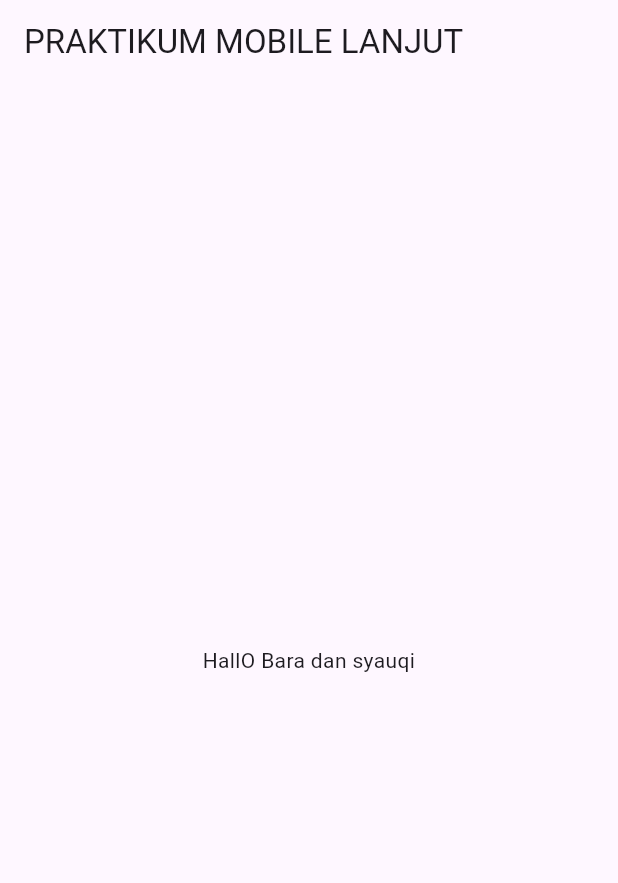
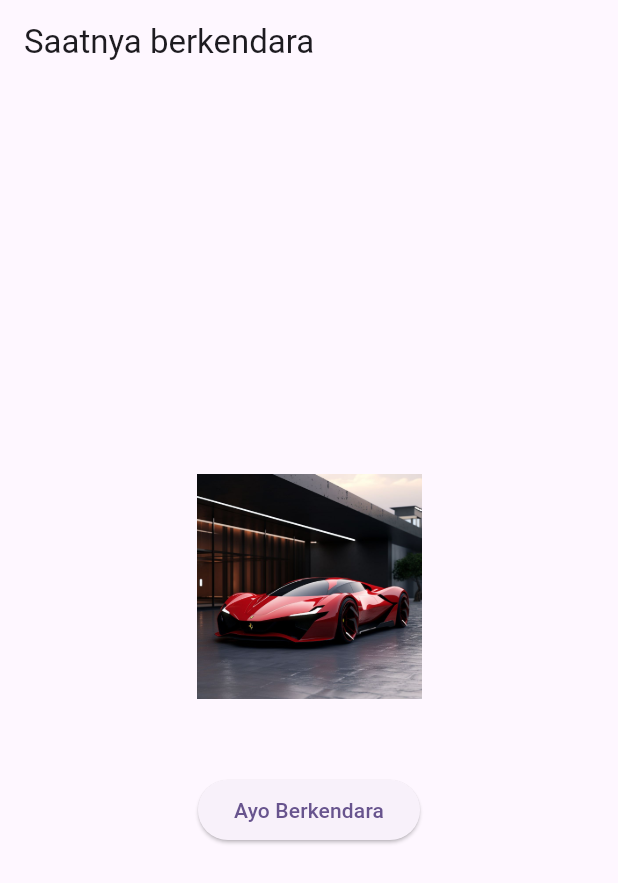
Before and after one commit to panditalasmana/prak-mobilelanjut-2357051021, a Flutter app: the screen it shows after launch, on a phone screen of 412 x 824 dp. Shown: the top 883 px of the screen. Run offline on Flutter 3.47's test engine with Material 3 defaults, Android fonts, the phone set to English and light mode, and no system bars.

Commit message:
Pertemuan 3 : Basic Widget

```diff
--- /dev/null
+++ b/lib/basic_widget.dart
@@ -0,0 +1,31 @@
+import 'package:flutter/material.dart';
+
+class BasicWidget extends StatelessWidget{
+  const BasicWidget({super.key});
+
+  @override
+  Widget build(BuildContext context){
+    return Scaffold(
+      appBar: AppBar(
+        title: const Text('Saatnya berkendara'),
+      ),
+      body: Center(
+        child: Column(
+          mainAxisAlignment: MainAxisAlignment.center,
+          children: [
+            Image.asset(
+              'assets/images/mobil.jpg',
+              width: 150,
+              height: 150,
+            ),
+            const SizedBox(height: 50),
+            ElevatedButton(
+              onPressed: (){},
+              child: const Text('Ayo Berkendara'),
+            ),
+          ],
+        ),
+      ),
+    );
+}
+}
--- a/lib/main.dart
+++ b/lib/main.dart
@@ -1,4 +1,7 @@
 import 'package:flutter/material.dart';
+//import 'package:myapp/column_widget.dart';
+//import 'package:myapp/row_widget.dart';
+import 'package:myapp/basic_widget.dart';
 
 void main() {
   runApp(const MyApp());
@@ -11,22 +14,12 @@ class MyApp extends StatelessWidget {
   @override
   Widget build(BuildContext context) {
     return MaterialApp(
-      title: 'Flutter Demo',
+      title: 'Praktikum Mobile Lanjut',
       theme: ThemeData(
         colorScheme: ColorScheme.fromSeed(seedColor: Colors.deepPurple),
+        useMaterial3: true,
       ), // ThemeData
-      home: Scaffold(
-        appBar: AppBar(
-          title: const Text('PRAKTIKUM MOBILE LANJUT'),
-        ), // AppBar
-        body: const Center(
-          child: Text(
-            'HallO Bara dan syauqi',
-            textAlign: TextAlign.center,
-            // style: TextStyle(fontSize: 16), // opsional
-          ), // Text
-        ), // Center
-      ), // Scaffold
+      home: const BasicWidget(),
     ); // MaterialApp
   }
 }
--- a/pubspec.yaml
+++ b/pubspec.yaml
@@ -58,7 +58,8 @@ flutter:
   uses-material-design: true
 
   # To add assets to your application, add an assets section, like this:
-  # assets:
+  assets:
+      - assets/images/
   #   - images/a_dot_burr.jpeg
   #   - images/a_dot_ham.jpeg
 
```
Also changed, not shown: lib/column_widget.dart (added, +22 -0 lines), lib/row_widget.dart (added, +22 -0 lines), assets/images/mobil.jpg (added).
